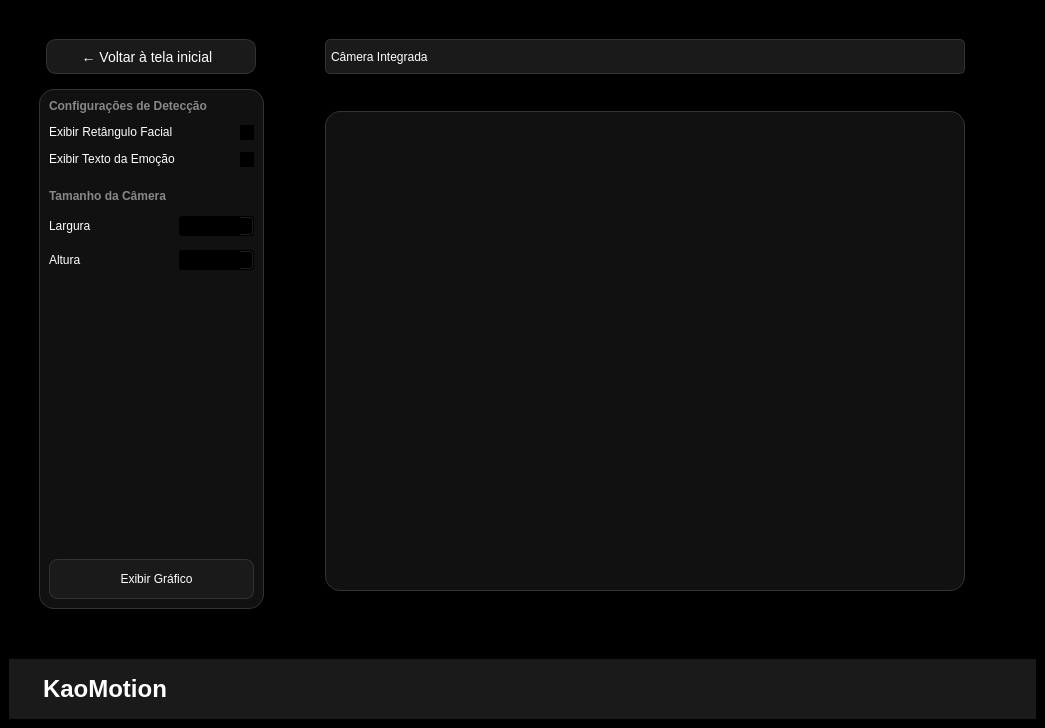
Before: the Qt Designer form UIs/tela_webcam.ui in EddiePricefield/FER-VISCOMP, drawn with Qt 5.
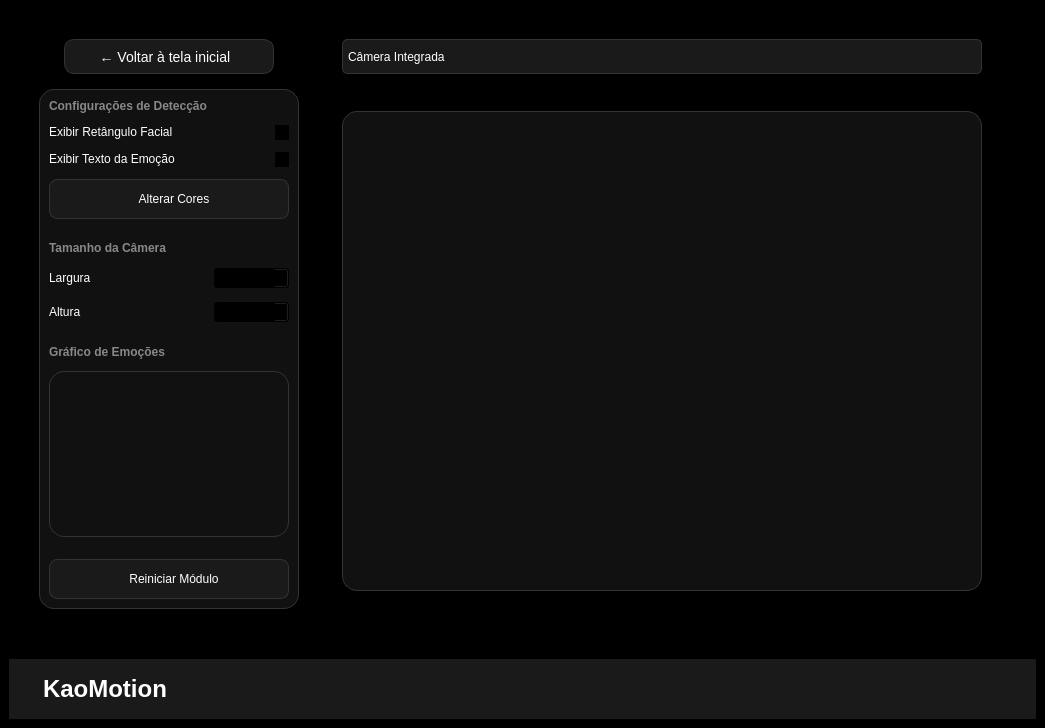
After: the same form once the commit is applied. Custom widgets are drawn as their Qt base class.

Commit message:
GUI - Tela Webcam #3
Implementei um botão para reiniciar todo o sistema de detecção (é útil em diversas situações) e implementei um gráfico mostrando a variação nas emoções detectadas usando o pyqtgraph

```diff
--- a/UIs/tela_webcam.ui
+++ b/UIs/tela_webcam.ui
@@ -200,7 +200,35 @@
               </layout>
              </item>
              <item>
-              <spacer name="verticalSpacer_5">
+              <widget class="QPushButton" name="btnAlterarCores">
+               <property name="minimumSize">
+                <size>
+                 <width>150</width>
+                 <height>40</height>
+                </size>
+               </property>
+               <property name="styleSheet">
+                <string notr="true">QPushButton {
+    background-color: #1a1a1a;
+    color: white;
+    border: 1px solid #333;
+    border-radius: 8px;
+    text-align: center;
+    padding-left: 10px;
+}
+
+QPushButton:hover {
+    background-color: #222;
+}
+              </string>
+               </property>
+               <property name="text">
+                <string>Alterar Cores</string>
+               </property>
+              </widget>
+             </item>
+             <item>
+              <spacer name="verticalSpacer_3">
                <property name="orientation">
                 <enum>Qt::Orientation::Vertical</enum>
                </property>
@@ -307,18 +335,60 @@
                 <enum>Qt::Orientation::Vertical</enum>
                </property>
                <property name="sizeType">
-                <enum>QSizePolicy::Policy::Expanding</enum>
+                <enum>QSizePolicy::Policy::Fixed</enum>
                </property>
                <property name="sizeHint" stdset="0">
                 <size>
-                 <width>0</width>
-                 <height>40</height>
+                 <width>20</width>
+                 <height>10</height>
                 </size>
                </property>
               </spacer>
              </item>
              <item>
-              <widget class="QPushButton" name="btnGrafico">
+              <widget class="QLabel" name="label_5">
+               <property name="styleSheet">
+                <string notr="true">
+               color: #888;
+               font-weight: bold;
+               font-size: 12px;
+              </string>
+               </property>
+               <property name="text">
+                <string>Gráfico de Emoções</string>
+               </property>
+              </widget>
+             </item>
+             <item>
+              <widget class="PlotWidget" name="graficoEmocoes">
+               <property name="styleSheet">
+                <string notr="true">PlotWidget {
+    background-color: #1a1a1a;
+    color: white;
+    border: 1px solid #333;
+    border-radius: 5px;
+}</string>
+               </property>
+              </widget>
+             </item>
+             <item>
+              <spacer name="verticalSpacer_5">
+               <property name="orientation">
+                <enum>Qt::Orientation::Vertical</enum>
+               </property>
+               <property name="sizeType">
+                <enum>QSizePolicy::Policy::Fixed</enum>
+               </property>
+               <property name="sizeHint" stdset="0">
+                <size>
+                 <width>20</width>
+                 <height>10</height>
+                </size>
+               </property>
+              </spacer>
+             </item>
+             <item>
+              <widget class="QPushButton" name="btnReset">
                <property name="minimumSize">
                 <size>
                  <width>150</width>
@@ -341,7 +411,7 @@
               </string>
                </property>
                <property name="text">
-                <string>Exibir Gráfico</string>
+                <string>Reiniciar Módulo</string>
                </property>
               </widget>
              </item>
@@ -570,6 +640,13 @@
    </layout>
   </widget>
  </widget>
+ <customwidgets>
+  <customwidget>
+   <class>PlotWidget</class>
+   <extends>QGraphicsView</extends>
+   <header>pyqtgraph</header>
+  </customwidget>
+ </customwidgets>
  <resources/>
  <connections/>
 </ui>
```
Left out of the diff: 2 changed lines with no effect on the pictures. The commit also changes 2 other files.
